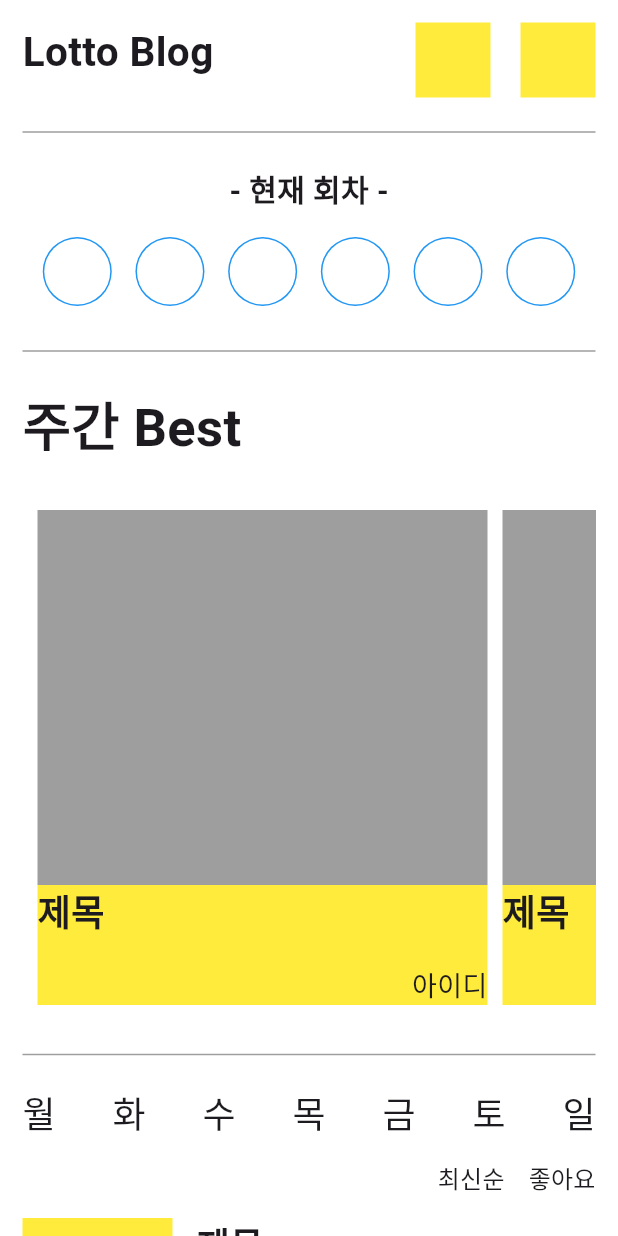
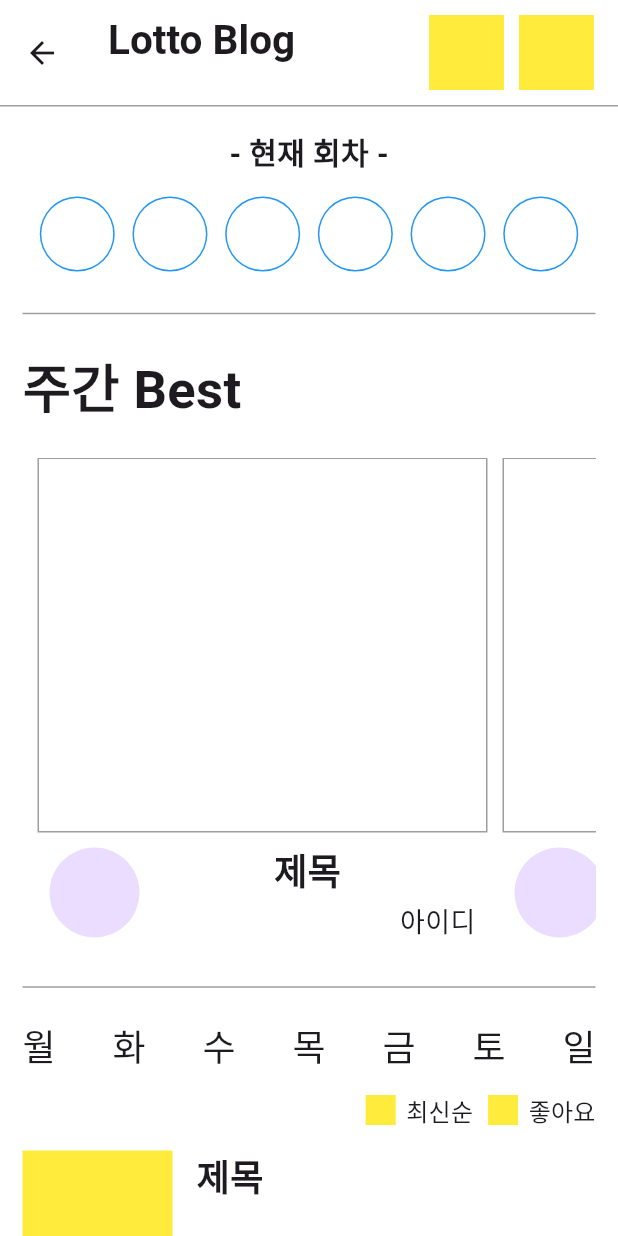
Before and after one commit to seonho99/lottoblog, a Flutter app: the MainhomePage screen opened directly, on a phone screen of 412 x 824 dp. Run offline on Flutter 3.47's test engine with Material 3 defaults, Android fonts, the phone set to English and light mode, and no system bars.

Commit message:
0924_first_commit

```diff
--- a/lib/bestauthor_week.dart
+++ b/lib/bestauthor_week.dart
@@ -10,31 +10,42 @@
     return Column(
       children: [
         Container(
-            margin: EdgeInsets.only(top: 10, left: 10),
+          margin: EdgeInsets.only(left: 10),
           width: 300,
           height: 250,
           decoration: BoxDecoration(
-              color: Colors.grey.shade500,
+            color: Colors.white,
+            border: Border.all(color: Colors.grey, width: 1.0),
           ),
         ),
         Column(
           children: [
             Container(
-                margin: EdgeInsets.only(left: 10, bottom: 10),
+              margin: EdgeInsets.only(left: 10),
               width: 300,
               height: 80,
               decoration: BoxDecoration(
-                  color: Colors.yellow,
+                // border: Border(
+                //   bottom: BorderSide(color: Colors.grey, width: 1.0),
+                //   left: BorderSide(color: Colors.grey, width: 1.0),
+                //   right: BorderSide(color: Colors.grey, width: 1.0),
+                // ),
               ),
+              child: Container(margin: EdgeInsets.all(8),
+                child: Row(
+                  children: [
+                    CircleAvatar(radius: 30),
+                    Expanded(
+                      child: Container(
                         child: Column(
                           mainAxisAlignment: MainAxisAlignment.spaceBetween,
                           children: [
                             Align(
-                      alignment: Alignment.topLeft,
+                              alignment: Alignment.topCenter,
                               child: Text(
                                 '제목',
-                        style: TextStyle(
-                            fontSize: 24, fontWeight: FontWeight.bold),
+                                style:
+                                    TextStyle(fontSize: 24, fontWeight: FontWeight.bold),
                               ),
                             ),
                             Align(
@@ -47,10 +58,14 @@
                           ],
                         ),
                       ),
+                    ),
+                  ],
+                ),
+              ),
+            ),
           ],
         ),
       ],
-
     );
   }
 }
--- a/lib/mainhome_page.dart
+++ b/lib/mainhome_page.dart
@@ -8,12 +8,10 @@
   @override
   Widget build(BuildContext context) {
     return Scaffold(
+      appBar: AppBar(
+        toolbarHeight: 70,
         backgroundColor: Colors.white,
-      body: SingleChildScrollView(
-        child: SafeArea(
-          child: Padding(
-            padding: EdgeInsets.all(15),
-            child: Column(
+        title: Column(
           children: [
             Row(
               mainAxisAlignment: MainAxisAlignment.spaceBetween,
@@ -22,8 +20,7 @@
                 Container(
                   child: Text(
                     'Lotto Blog',
-                        style: TextStyle(
-                            fontSize: 27, fontWeight: FontWeight.bold),
+                    style: TextStyle(fontSize: 27, fontWeight: FontWeight.bold),
                   ),
                 ),
                 Row(
@@ -36,7 +33,7 @@
                         color: Colors.yellow,
                       ),
                     ),
-                        SizedBox(width: 20),
+                    SizedBox(width: 10),
                     Container(
                       // margin: EdgeInsets.only(bottom: 30),
                       width: 50,
@@ -49,10 +46,23 @@
                 ),
               ],
             ),
-                Container(
-                  child: Divider(color: Colors.grey, thickness: 1.0),
-                  padding: EdgeInsets.only(top: 15, bottom: 15),
+          ],
         ),
+        bottom: PreferredSize(
+          preferredSize: Size.fromHeight(1.0),
+          child: Container(
+            color: Colors.grey,
+            height: 1.0,
+          ),
+        ),
+      ),
+      backgroundColor: Colors.white,
+      body: SingleChildScrollView(
+        child: SafeArea(
+          child: Padding(
+            padding: EdgeInsets.all(15),
+            child: Column(
+              children: [
                 Text(
                   '- 현재 회차 -',
                   style: TextStyle(fontSize: 20, fontWeight: FontWeight.bold),
@@ -67,11 +77,11 @@
                       6,
                       (index) => Expanded(
                         child: CircleAvatar(
-                          radius: 23,
+                          radius: 25,
                           backgroundColor: Colors.blue,
                           foregroundColor: Colors.white,
                           child: CircleAvatar(
-                            radius: 22,
+                            radius: 24,
                             backgroundColor: Colors.white,
                           ),
                         ),
@@ -156,9 +166,21 @@
                       child: Container(
                         child: Row(
                           children: [
+                            Container(
+                              width: 20,
+                              height: 20,
+                              decoration: BoxDecoration(color: Colors.yellow),
+                            ),
+                            SizedBox(width: 7),
                             Text('최신순',
                                 style: Theme.of(context).textTheme.titleMedium),
-                            SizedBox(width: 16),
+                            SizedBox(width: 10),
+                            Container(
+                              width: 20,
+                              height: 20,
+                              decoration: BoxDecoration(color: Colors.yellow),
+                            ),
+                            SizedBox(width: 7),
                             Text('좋아요',
                                 style: Theme.of(context).textTheme.titleMedium),
                           ],
```
Also changed, not shown: lib/main.dart (+4 -7 lines), lib/personalized_page.dart (+51 -1 lines), lib/userwriting_page.dart (added, +170 -0 lines). Lines whose indentation alone changed are shown as unchanged.
